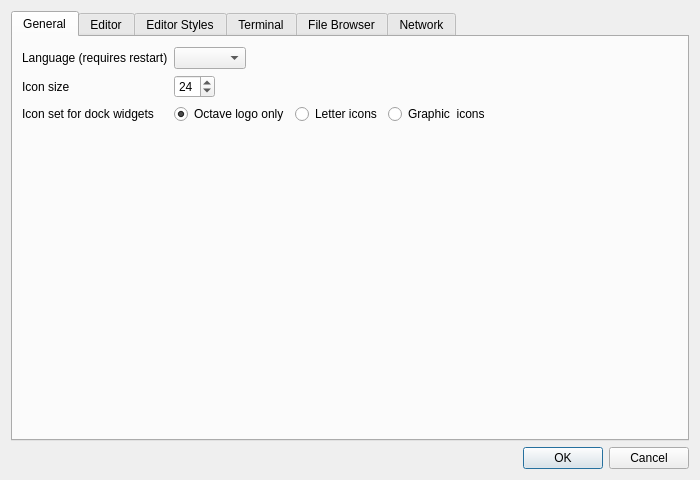
Before: the Qt Designer form libgui/src/settings-dialog.ui in ctaggart/octave, drawn with Qt 5.
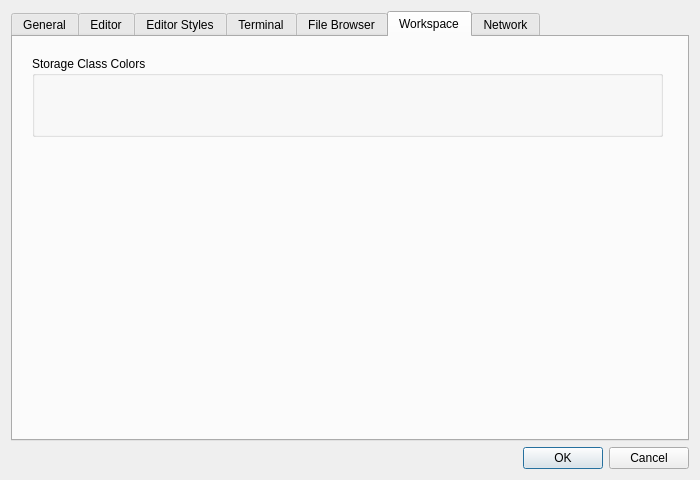
After: the same form once the commit is applied. The open tabs and pages were chosen to show the change.

Commit message: workspace view colors based upon variable scope (derived from Dan's patch #8013)

Diff of the .ui file:
```diff
--- a/libgui/src/settings-dialog.ui
+++ b/libgui/src/settings-dialog.ui
@@ -500,6 +500,24 @@
        </item>
       </layout>
      </widget>
+     <widget class="QWidget" name="tab_workspace">
+      <attribute name="title">
+       <string>Workspace</string>
+      </attribute>
+      <widget class="QGroupBox" name="workspace_colors_box">
+       <property name="geometry">
+        <rect>
+         <x>19</x>
+         <y>19</y>
+         <width>631</width>
+         <height>81</height>
+        </rect>
+       </property>
+       <property name="title">
+        <string>Storage Class Colors</string>
+       </property>
+      </widget>
+     </widget>
      <widget class="QWidget" name="tab_3">
       <attribute name="title">
        <string>Network</string>
```
The commit also changes 9 other files.
